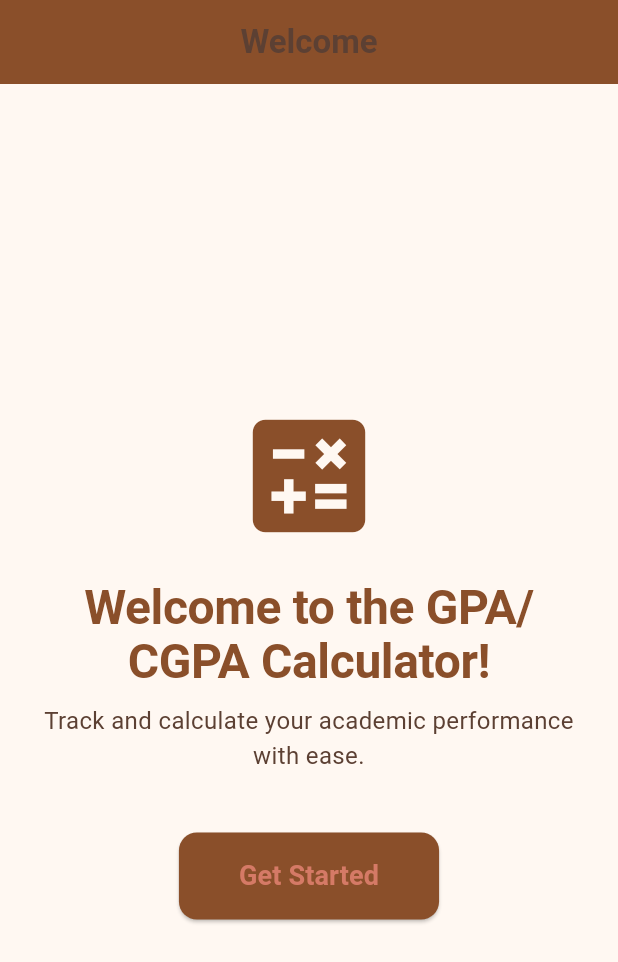
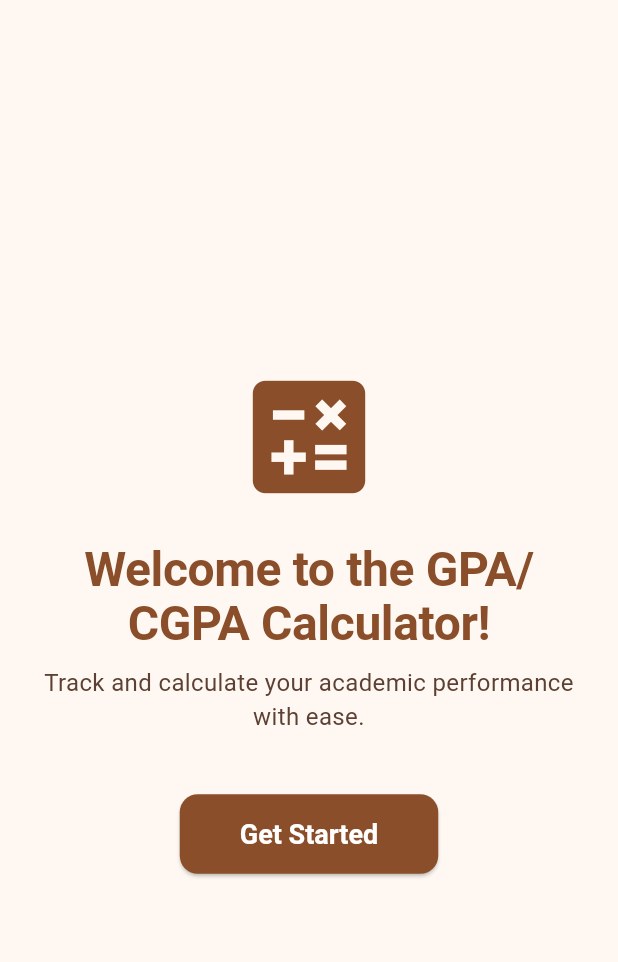
Before and after one commit to rosa12g/GPA-CGPA-calculater-, a Flutter app: the screen it shows after launch, on a phone screen of 412 x 824 dp. Shown: the top 962 px of the screen. Run offline on Flutter 3.47's test engine with Material 3 defaults, Android fonts, the phone set to English and light mode, and no system bars.

Commit message:
welcome update

```diff
--- a/gpa_calculator/lib/Welcome.dart
+++ b/gpa_calculator/lib/Welcome.dart
@@ -1,19 +1,16 @@
 import 'package:flutter/material.dart';
-
+import 'HomeScreen.dart';
 class WelcomeScreen extends StatelessWidget {
   @override
   Widget build(BuildContext context) {
     return Scaffold(
-      appBar: AppBar(
-        title: Text('Welcome', style: Theme.of(context).textTheme.titleLarge),
-        centerTitle: true,
-      ),
+
       body: Padding(
         padding: const EdgeInsets.all(20.0),
         child: Column(
           mainAxisAlignment: MainAxisAlignment.center,
           children: [
-            // App Logo or Icon
+
             Icon(
               Icons.calculate,
               size: 100,
@@ -21,7 +18,6 @@ class WelcomeScreen extends StatelessWidget {
             ),
             SizedBox(height: 20),
 
-            // Welcome Title
             Text(
               'Welcome to the GPA/CGPA Calculator!',
               style: Theme.of(context).textTheme.displayLarge,
@@ -29,27 +25,29 @@ class WelcomeScreen extends StatelessWidget {
             ),
             SizedBox(height: 10),
 
-            // Subtitle
             Text(
               'Track and calculate your academic performance with ease.',
               style: Theme.of(context).textTheme.bodyMedium,
               textAlign: TextAlign.center,
             ),
             SizedBox(height: 40),
-
-            // Get Started Button
             ElevatedButton(
               onPressed: () {
-                // Navigate to the next screen
-              },
+                 Navigator.pushReplacement(
+                    context,
+                    MaterialPageRoute(builder: (context) => HomeScreen()),
+                  );
+
+                              },
               style: ElevatedButton.styleFrom(
                 padding: EdgeInsets.symmetric(horizontal: 40, vertical: 16),
               ),
               child: Text(
                 'Get Started',
-                style: Theme.of(context).textTheme.labelLarge,
+
+              )
               ),
-            ),
+
           ],
         ),
       ),
```
